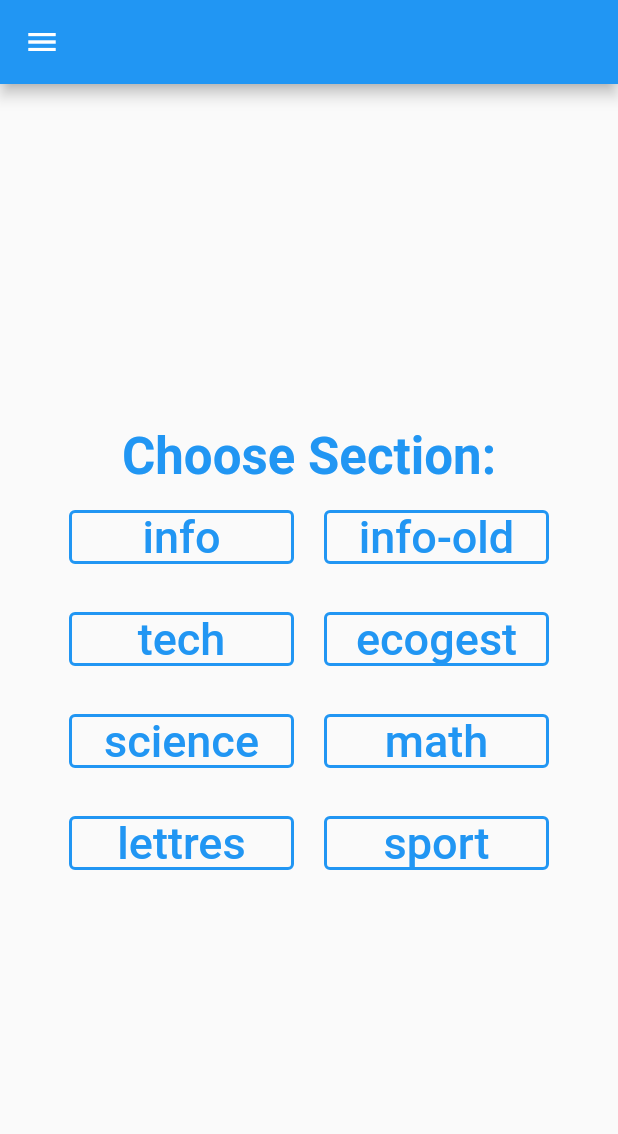
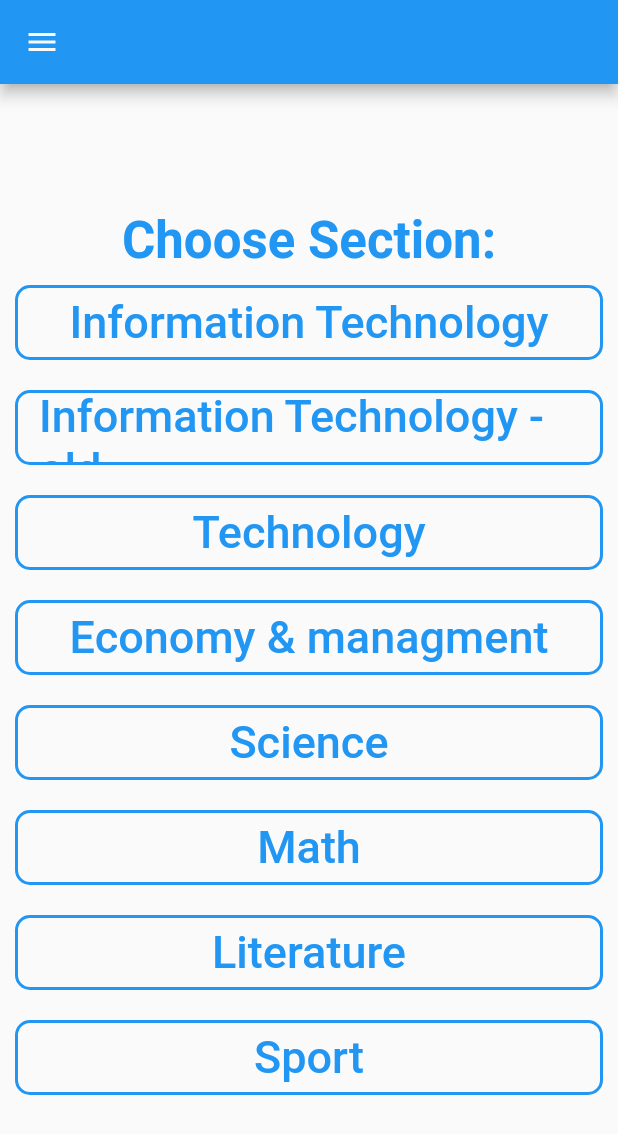
Before and after one commit to Stem-LG/uniscore, a Flutter app: the CalculatorPage screen opened by its route, in the side drawer, after a tap on "Home", on a phone screen of 412 x 824 dp. Shown: the top 1134 px of the screen. Run offline on Flutter 3.47's test engine with Material 2 defaults, Android fonts, the phone set to English and light mode, and no system bars; our stand-ins replace flutter_svg, get; missing offline and left inert: clipboard.

Commit message:
added missing icons, got contact buttons to work and added not supported message on an entry

```diff
--- a/lib/views/calculator.dart
+++ b/lib/views/calculator.dart
@@ -1,4 +1,5 @@
 import 'package:flutter/material.dart';
+import 'package:flutter_svg/flutter_svg.dart';
 import 'package:get/get.dart';
 import 'package:uniscore/controllers/scoreController.dart';
 import 'package:uniscore/views/components/drawer.dart';
@@ -9,11 +10,11 @@ class CalculatorPage extends StatelessWidget {
 
   @override
   Widget build(BuildContext context) {
-    ScoreController scoreC = ScoreController();
+    ScoreController scoreC = new ScoreController();
     List<Widget> Fields = [];
     String sectionName = "Default";
     if (Get.currentRoute == "/info") {
-      sectionName = "Information Technology";
+      sectionName = "Information Technology - not available";
       Fields = [
         NumberField(
             label: "Average",
@@ -311,12 +312,17 @@ class CalculatorPage extends StatelessWidget {
       ];
     }
     double score = 0.0;
+    final _scaffoldKey = GlobalKey<ScaffoldState>();
     return Scaffold(
+      key: _scaffoldKey,
       floatingActionButton: FloatingActionButton(
         onPressed: () {
           Get.back();
         },
-        child: Icon(Icons.arrow_back),
+        child: SvgPicture.asset(
+          "assets/icons/arrow-left.svg",
+          color: Get.theme.scaffoldBackgroundColor,
+        ),
       ),
       body: Center(
         child: Column(mainAxisAlignment: MainAxisAlignment.center, children: [
@@ -354,8 +360,18 @@ class CalculatorPage extends StatelessWidget {
               )),
         ]),
       ),
-      drawer: MainDrawer,
-      appBar: AppBar(),
+      drawer: MainDrawer(scaffoldKey: _scaffoldKey,),
+      appBar: AppBar(
+        leading: IconButton(
+          icon: SvgPicture.asset(
+            "assets/icons/menu.svg",
+            color: Get.theme.scaffoldBackgroundColor,
+          ),
+          onPressed: () {
+            _scaffoldKey.currentState!.openDrawer();
+          },
+        ),
+      ),
     );
   }
 }
--- a/lib/views/components/drawer.dart
+++ b/lib/views/components/drawer.dart
@@ -1,64 +1,16 @@
+import 'package:clipboard/clipboard.dart';
 import 'package:flutter/material.dart';
 import 'package:get/get.dart';
 import 'package:flutter_svg/flutter_svg.dart';
 import 'package:url_launcher/url_launcher.dart';
 
-Drawer MainDrawer = Drawer(
-  child: Column(
-    mainAxisSize: MainAxisSize.max,
-    children: [
-      AppBar(
-        backgroundColor: Colors.transparent,
-        shadowColor: Colors.transparent,
-        leading: IconButton(
-          icon: Icon(
-            Icons.menu,
-            color: Get.theme.primaryColor,
-          ),
-          onPressed: () {
-            Get.back();
-          },
-        ),
-      ),
-      ListTile(
-        title: Text("Home"),
-        onTap: () {
-          Get.offAllNamed("/");
-        },
-      ),
-      ...processListTiles(),
-      Expanded(
-        child: Align(
-            alignment: Alignment.bottomCenter,
-            child: Text(
-              "Made by Louay Ghanney",
-              style: TextStyle(color: Get.theme.primaryColor),
-            )),
-      ),
-      Row(
-        mainAxisAlignment: MainAxisAlignment.spaceAround,
-        children: [
-          IconButton(
-              tooltip: "Email",
-              onPressed: () {},
-              icon: Icon(
-                Icons.email,
-                color: Colors.black,
-              )),
-          IconButton(
-              tooltip: "Discord",
-              onPressed: () {},
-              icon: Icon(
-                Icons.discord,
-                color: Colors.black,
-              )),
-          IconButton(tooltip: "Github", onPressed: () {}, icon: SvgPicture.asset("assets/icons/github.svg")),
-        ],
-      ),
-    ],
-  ),
-);
+class MainDrawer extends StatelessWidget {
+  MainDrawer({Key? key, required this.scaffoldKey}) : super(key: key);
 
+  GlobalKey<ScaffoldState> scaffoldKey;
+
+  @override
+  Widget build(BuildContext context) {
     List<ListTile> processListTiles() {
       Map<String, String> Items = {
         "Information Technology": "/info",
@@ -89,3 +41,65 @@ List<ListTile> processListTiles() {
       });
       return result;
     }
+
+    return Drawer(
+      child: Column(
+        mainAxisSize: MainAxisSize.max,
+        children: [
+          AppBar(
+            backgroundColor: Colors.transparent,
+            shadowColor: Colors.transparent,
+            leading: IconButton(
+              icon: SvgPicture.asset(
+                "assets/icons/menu.svg",
+                color: Get.theme.primaryColor,
+              ),
+              onPressed: () {
+                Get.back();
+              },
+            ),
+          ),
+          ListTile(
+            title: Text("Home"),
+            onTap: () {
+              Get.offAllNamed("/");
+            },
+          ),
+          ...processListTiles(),
+          Expanded(
+            child: Align(
+                alignment: Alignment.bottomCenter,
+                child: Text(
+                  "Made by Louay Ghanney",
+                  style: TextStyle(color: Get.theme.primaryColor),
+                )),
+          ),
+          Row(
+            mainAxisAlignment: MainAxisAlignment.spaceAround,
+            children: [
+              IconButton(
+                  tooltip: "Email",
+                  onPressed: () async {
+                    await launchUrl(Uri.parse("mailto:louayghanney71@gmail.com"));
+                  },
+                  icon: SvgPicture.asset("assets/icons/at.svg")),
+              IconButton(
+                  tooltip: "Discord",
+                  onPressed: () {
+                    FlutterClipboard.copy("Stem#1287").then((value) =>
+                        Get.snackbar("Stem#1287", "Copied to clipboard", colorText: Get.theme.primaryColor, backgroundColor: Get.theme.dialogBackgroundColor, snackPosition: SnackPosition.BOTTOM, duration: Duration(seconds: 2), maxWidth: 250));
+                  },
+                  icon: SvgPicture.asset("assets/icons/discord.svg")),
+              IconButton(
+                  tooltip: "Github",
+                  onPressed: () async {
+                    launchUrl(Uri.parse("https://github.com/Stem-LG/"));
+                  },
+                  icon: SvgPicture.asset("assets/icons/github.svg")),
+            ],
+          ),
+        ],
+      ),
+    );
+  }
+}
--- a/lib/views/home.dart
+++ b/lib/views/home.dart
@@ -1,4 +1,5 @@
 import 'package:flutter/material.dart';
+import 'package:flutter_svg/flutter_svg.dart';
 import 'package:get/get.dart';
 import 'package:uniscore/views/components/drawer.dart';
 
@@ -7,7 +8,9 @@ class HomePage extends StatelessWidget {
 
   @override
   Widget build(BuildContext context) {
+    final _scaffoldKey = GlobalKey<ScaffoldState>();
     return Scaffold(
+      key: _scaffoldKey,
       body: Center(
         child: Column(
           mainAxisAlignment: MainAxisAlignment.center,
@@ -20,8 +23,18 @@ class HomePage extends StatelessWidget {
           ],
         ),
       ),
-      drawer: MainDrawer,
-      appBar: AppBar(),
+      drawer: MainDrawer(scaffoldKey: _scaffoldKey),
+      appBar: AppBar(
+        leading: IconButton(
+          icon: SvgPicture.asset(
+            "assets/icons/menu.svg",
+            color: Get.theme.scaffoldBackgroundColor,
+          ),
+          onPressed: () {
+            _scaffoldKey.currentState!.openDrawer();
+          },
+        ),
+      ),
     );
   }
 }
@@ -31,16 +44,22 @@ class SectionChooser extends StatelessWidget {
 
   @override
   Widget build(BuildContext context) {
-    final sections = {"info": "/info", "info-old": "/info-old", "tech": "/tech", "ecogest": "/ecogest", "science": "/science", "math": "/math", "lettres": "/lettres", "sport": "/sport"};
+    final sections = {"Information Technology": "/info", "Information Technology - old": "/info-old", "Technology": "/tech", "Economy & managment": "/ecogest", "Science": "/science", "Math": "/math", "Literature": "/lettres", "Sport": "/sport"};
 
     List<Widget> processedSections = [];
 
     sections.forEach((key, value) {
       processedSections.add(Container(
         margin: EdgeInsets.all(10),
-        width: 150,
+        width: 450,
+        height: 50,
         child: OutlinedButton(
-          style: OutlinedButton.styleFrom(side: BorderSide(color: Get.theme.primaryColor, width: 2)),
+          style: OutlinedButton.styleFrom(
+              shape: RoundedRectangleBorder(borderRadius: BorderRadius.circular(10)),
+              side: BorderSide(
+                color: Get.theme.primaryColor,
+                width: 2,
+              )),
           child: Text(
             key,
             style: TextStyle(fontSize: 30),
@@ -52,6 +71,6 @@ class SectionChooser extends StatelessWidget {
       ));
     });
 
-    return Container(width: 600, child: Wrap(alignment: WrapAlignment.center, children: processedSections));
+    return Container(width: 950, child: Wrap(alignment: WrapAlignment.center, children: processedSections));
   }
 }
--- a/pubspec.yaml
+++ b/pubspec.yaml
@@ -35,6 +35,7 @@ dependencies:
   get: ^4.6.5
   flutter_svg: ^1.1.0
   url_launcher: ^6.1.3
+  clipboard: ^0.1.3
 
 dev_dependencies:
   flutter_test:
@@ -57,7 +58,7 @@ flutter:
   # the material Icons class.
   # To add assets to your application, add an assets section, like this:
   assets:
-    - assets/icons/github.svg
+    - assets/icons/
   #   - images/a_dot_ham.jpeg
 
   # An image asset can refer to one or more resolution-specific "variants", see
```
Also changed, not shown: assets/icons/arrow-left.svg (added), assets/icons/at.svg (added), assets/icons/discord.svg (added), assets/icons/menu.svg (added), pubspec.lock. Lines whose indentation alone changed are shown as unchanged.
